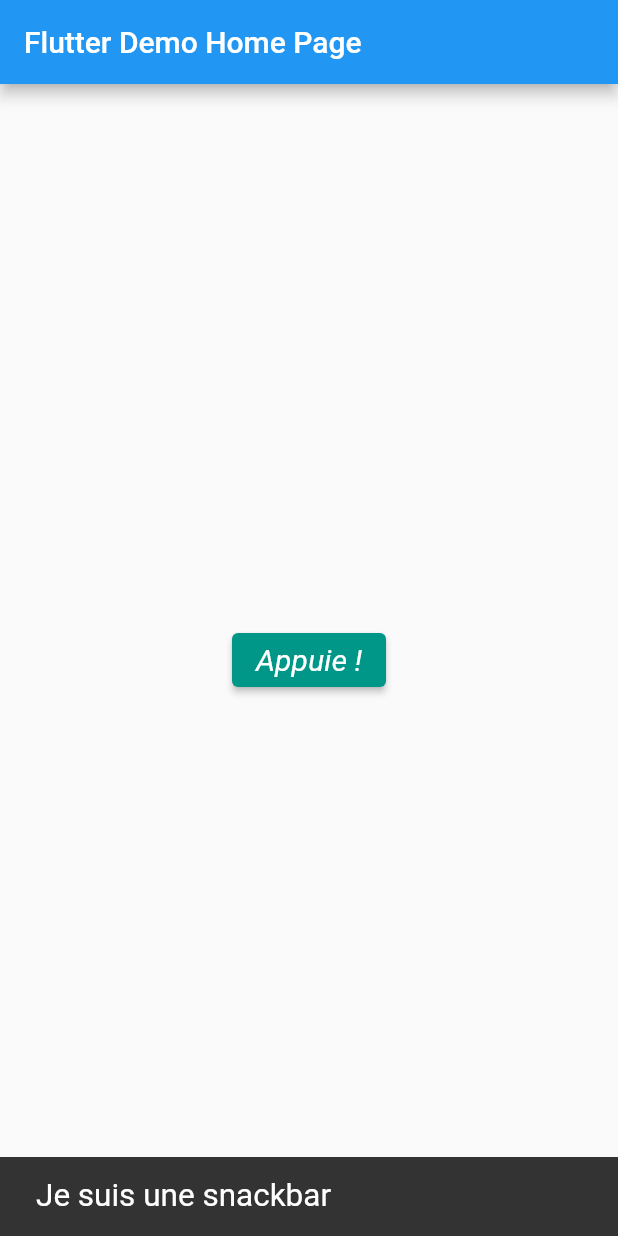
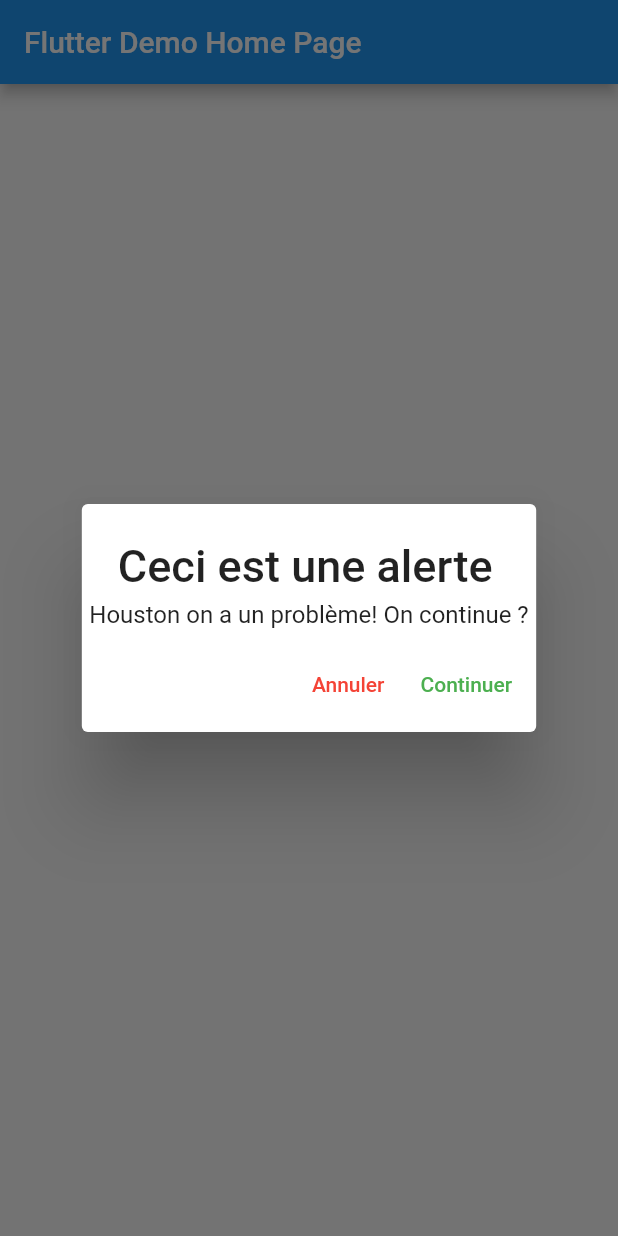
Before and after one commit to Lebeil/pop_navigator, a Flutter app: the screen it shows after launch, after a tap on "Appuie !", on a phone screen of 412 x 824 dp. Run offline on Flutter 3.47's test engine with Material 2 defaults, Android fonts, the phone set to English and light mode, and no system bars.

Commit message:
add pop-up modal

```diff
--- a/lib/body.dart
+++ b/lib/body.dart
@@ -10,7 +10,7 @@ class _BodyState extends State<Body> {
   Widget build(BuildContext context) {
     return Center(
       child: ElevatedButton(
-        onPressed: snack,
+        onPressed: alert,
         child: const Text('Appuie !'),
         style: ElevatedButton.styleFrom(
           primary: Colors.teal,
@@ -24,6 +24,7 @@ class _BodyState extends State<Body> {
     );
   }
 
+  //snackbar
   void snack() {
     SnackBar snackBar = const SnackBar(
       content: Text('Je suis une snackbar', textScaleFactor: 1.5),
@@ -33,4 +34,36 @@ class _BodyState extends State<Body> {
     ScaffoldMessenger.of(context).showSnackBar(snackBar); //Scaffold.of (old)
   }
 
+  //pop-up
+  Future<Null> alert() async {
+    return showDialog(
+      context: context,
+      barrierDismissible: false, //appuie externe pour sortir
+      builder: (BuildContext context) {
+        return AlertDialog(
+          title: const Text('Ceci est une alerte', textScaleFactor: 1.5),
+          content: const Text("Houston on a un problème! On continue ?"),
+          contentPadding: const EdgeInsets.all(5),
+          actions: <Widget>[
+            TextButton(
+              onPressed: () {
+                print('Abort');
+                Navigator.pop(context);
+              },
+              child: const Text("Annuler", style: TextStyle(color: Colors.red)),
+            ),
+            TextButton(
+              onPressed: () {
+                print('Proceed');
+                Navigator.pop(context);
+              },
+              child: const Text("Continuer", style: TextStyle(color: Colors.green)),
+            ),
+          ],
+        );
+      },
+
+    );
+  }
+
 }
```
